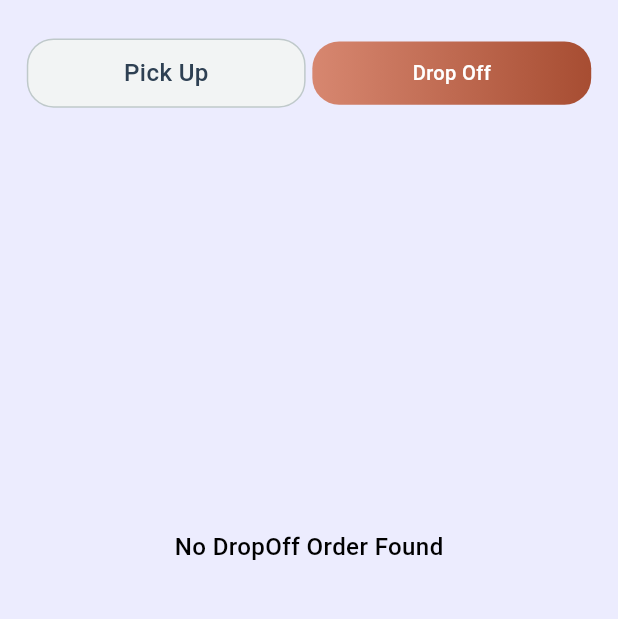
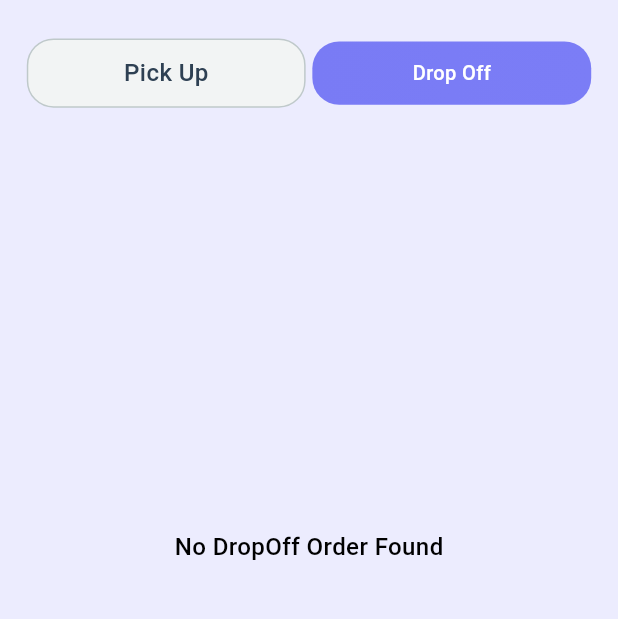
Before and after one commit to Nitin-U/cleanerapp, a Flutter app: the MyOrdersScreen screen opened directly, after a tap on "Drop Off", on a phone screen of 412 x 824 dp, the part 59-678 px from its top. Run offline on Flutter 3.47's test engine with Material 3 defaults, Android fonts, the phone set to English and light mode, and no system bars; our stand-ins replace connectivity_plus, dio, dotted_border, flutter_screenutil, google_fonts, image_picker and 2 more; accounts and stored records are empty; network calls fail.

Commit message:
changed the color of tabs

```diff
--- a/lib/view/dashboard_screens/bin_request/bin_request_view/bin_request_screen.dart
+++ b/lib/view/dashboard_screens/bin_request/bin_request_view/bin_request_screen.dart
@@ -33,7 +33,7 @@ class BinRequestView extends StatelessWidget {
               body:
                   binr.loadingbinbooking == true
                       ? LoadingAnimationWidget.hexagonDots(
-                        color: CleanerAppcolors.primarybrowncolor,
+                        color: CleanerAppcolors.primarypurple,
                         size: 30.r,
                       )
                       : Padding(
--- a/lib/view/dashboard_screens/bin_request/components/bin_request_card.dart
+++ b/lib/view/dashboard_screens/bin_request/components/bin_request_card.dart
@@ -61,7 +61,7 @@ class BinRequestCard extends StatelessWidget {
                         onPressed: onPressed,
                         label: 'View',
                         backgroundColor:
-                            CleanerAppcolors.primarybrowncolor,
+                            CleanerAppcolors.primarypurple,
                       ),
                     ],
                   ),
--- a/lib/view/dashboard_screens/home/components/bin_booking_bottom_sheet/bin_booking_bottom_sheet.dart
+++ b/lib/view/dashboard_screens/home/components/bin_booking_bottom_sheet/bin_booking_bottom_sheet.dart
@@ -87,7 +87,7 @@ class BinBookingBottomSheet extends StatelessWidget {
                 ),
                 CleanerButton.elevated(
                   width: MediaQuery.sizeOf(context).width,
-                  backgroundcolor: CleanerAppcolors.primarybrowncolor,
+                  backgroundcolor: CleanerAppcolors.primarypurple,
                   label:
                       binr.loadingrequestaccept == true
                           ? 'Please Wait....'
--- a/lib/view/dashboard_screens/profile/components/my_order_tabs/my_orders_tabs.dart
+++ b/lib/view/dashboard_screens/profile/components/my_order_tabs/my_orders_tabs.dart
@@ -1,6 +1,6 @@
-
 import 'package:binbookingapp/utils/style.dart';
-import 'package:binbookingapp/view/dashboard_screens/my_orders/my_orders_provider/my_order_provider.dart' show MyOrderProvider;
+import 'package:binbookingapp/view/dashboard_screens/my_orders/my_orders_provider/my_order_provider.dart'
+    show MyOrderProvider;
 import 'package:flutter/material.dart';
 import 'package:flutter_screenutil/flutter_screenutil.dart';
 import 'package:provider/provider.dart';
@@ -8,9 +8,7 @@ import 'package:provider/provider.dart';
 import '../../../../../utils/appcolors.dart';
 
 class MyOrdersTabs extends StatelessWidget {
-  const MyOrdersTabs({
-    super.key,
-  });
+  const MyOrdersTabs({super.key});
 
   @override
   Widget build(BuildContext context) {
@@ -28,26 +26,35 @@ class MyOrdersTabs extends StatelessWidget {
                   width: MediaQuery.sizeOf(context).width,
                   child: DecoratedBox(
                     decoration: BoxDecoration(
-                        gradient: myorder.tabs == 0
-                            ? LinearGradient(colors: [
-                                CleanerAppcolors.primarylightbrowncolor,
-                                CleanerAppcolors.primarybrowncolor
-                              ])
-                            : LinearGradient(colors: [
+                      gradient:
+                          myorder.tabs == 0
+                              ? LinearGradient(
+                                colors: [
+                                  const Color.fromARGB(255, 121, 123, 245),
+                                  const Color.fromARGB(255, 123, 125, 246),
+                                ],
+                              )
+                              : LinearGradient(
+                                colors: [
                                   CleanerAppcolors.primarylightgreycolor,
-                                CleanerAppcolors.primarylightgreycolor
-                              ]),
+                                  CleanerAppcolors.primarylightgreycolor,
+                                ],
+                              ),
                       border: Border.all(
-                            color: myorder.tabs == 0
+                        color:
+                            myorder.tabs == 0
                                 ? Colors.transparent
-                                : CleanerAppcolors.primaryminidarkgreycolor),
-                        borderRadius: BorderRadius.circular(20.r)),
+                                : CleanerAppcolors.primaryminidarkgreycolor,
+                      ),
+                      borderRadius: BorderRadius.circular(20.r),
+                    ),
                     child: Padding(
                       padding: EdgeInsets.symmetric(vertical: 13).r,
                       child: Center(
                         child: Text(
                           'Pick Up',
-                          style: myorder.tabs == 0
+                          style:
+                              myorder.tabs == 0
                                   ? resendwhitefont
                                   : resendfontminigrey,
                         ),
@@ -66,26 +73,35 @@ class MyOrdersTabs extends StatelessWidget {
                   width: MediaQuery.sizeOf(context).width,
                   child: DecoratedBox(
                     decoration: BoxDecoration(
-                        gradient: myorder.tabs == 1
-                            ? LinearGradient(colors: [
-                                CleanerAppcolors.primarylightbrowncolor,
-                                CleanerAppcolors.primarybrowncolor
-                              ])
-                            : LinearGradient(colors: [
+                      gradient:
+                          myorder.tabs == 1
+                              ? LinearGradient(
+                                colors: [
+                                  const Color.fromARGB(255, 121, 123, 245),
+                                  const Color.fromARGB(255, 123, 125, 246),
+                                ],
+                              )
+                              : LinearGradient(
+                                colors: [
                                   CleanerAppcolors.primarylightgreycolor,
-                                CleanerAppcolors.primarylightgreycolor
-                              ]),
+                                  CleanerAppcolors.primarylightgreycolor,
+                                ],
+                              ),
                       border: Border.all(
-                            color: myorder.tabs == 1
+                        color:
+                            myorder.tabs == 1
                                 ? Colors.transparent
-                                : CleanerAppcolors.primaryminidarkgreycolor),
-                        borderRadius: BorderRadius.circular(20.r)),
+                                : CleanerAppcolors.primaryminidarkgreycolor,
+                      ),
+                      borderRadius: BorderRadius.circular(20.r),
+                    ),
                     child: Padding(
                       padding: EdgeInsets.symmetric(vertical: 13).r,
                       child: Center(
                         child: Text(
                           'Drop Off',
-                          style: myorder.tabs == 1
+                          style:
+                              myorder.tabs == 1
                                   ? resendwhitefont
                                   : resendfontminigrey,
                         ),
```
Also changed, not shown: lib/utils/style.dart (+6 -1 lines), lib/view/dashboard/dashboard_view/dashboard_view.dart (+12 -12 lines), lib/view/dashboard_screens/bin_request/bin_request_tab/bin_request_tabs.dart (+43 -28 lines). Lines whose indentation alone changed are shown as unchanged.
